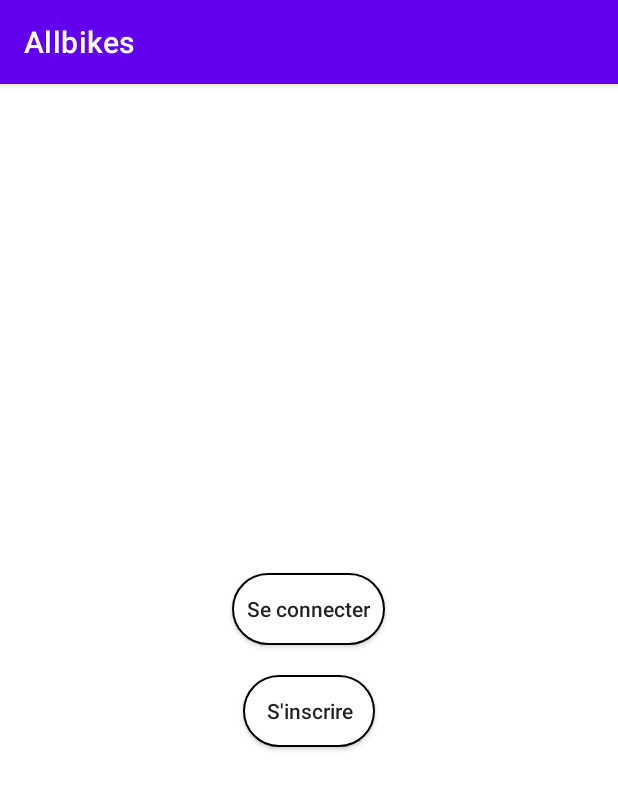
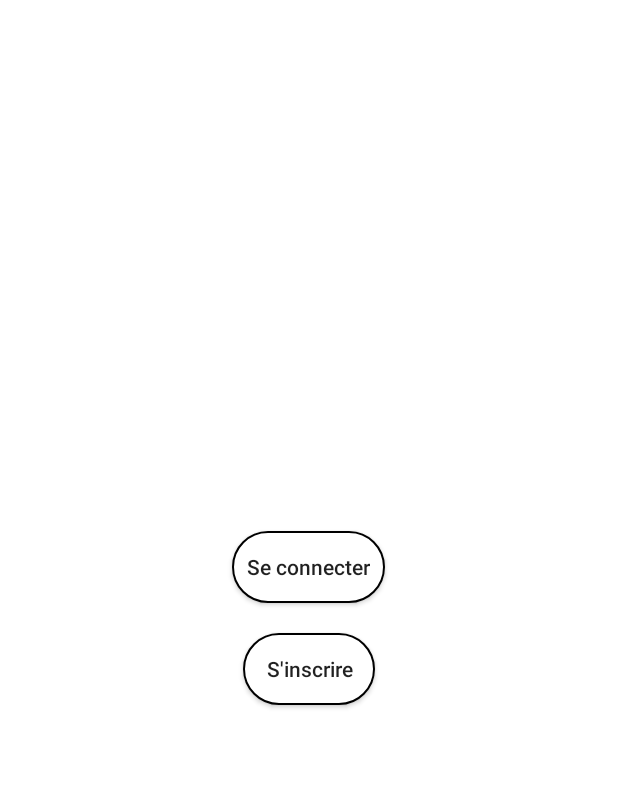
Before and after one commit to CorenthinZ/Allbikes., an Android app: the screen it shows after launch (MainActivity), on a phone screen of 412 x 824 dp. Shown: the top 790 px of the screen. Run offline under Robolectric (Android 15) with nearby library versions, the phone set to English and light mode, and no system bars; our stand-ins replace data binding.

Commit message:
Update themes

```diff
--- a/app/src/main/res/values-night/themes.xml
+++ b/app/src/main/res/values-night/themes.xml
@@ -1,6 +1,6 @@
 <resources xmlns:tools="http://schemas.android.com/tools">
     <!-- Base application theme. -->
-    <style name="Theme.Allbikes" parent="Theme.MaterialComponents.DayNight.DarkActionBar">
+    <style name="Theme.Allbikes" parent="Theme.MaterialComponents.DayNight.NoActionBar">
         <!-- Primary brand color. -->
         <item name="colorPrimary">@color/purple_200</item>
         <item name="colorPrimaryVariant">@color/purple_700</item>
@@ -12,5 +12,6 @@
         <!-- Status bar color. -->
         <item name="android:statusBarColor" tools:targetApi="l">?attr/colorPrimaryVariant</item>
         <!-- Customize your theme here. -->
+        <item name="myLogo">@drawable/logo_blanc</item>
     </style>
 </resources>
--- a/app/src/main/res/values/themes.xml
+++ b/app/src/main/res/values/themes.xml
@@ -1,6 +1,6 @@
 <resources xmlns:tools="http://schemas.android.com/tools">
     <!-- Base application theme. -->
-    <style name="Theme.Allbikes" parent="Theme.MaterialComponents.DayNight.DarkActionBar">
+    <style name="Theme.Allbikes" parent="Theme.MaterialComponents.DayNight.NoActionBar">
         <!-- Primary brand color. -->
         <item name="colorPrimary">@color/purple_500</item>
         <item name="colorPrimaryVariant">@color/purple_700</item>
@@ -12,6 +12,7 @@
         <!-- Status bar color. -->
         <item name="android:statusBarColor" tools:targetApi="l">?attr/colorPrimaryVariant</item>
         <!-- Customize your theme here. -->
+        <item name="myLogo">@drawable/logo_noir</item>
     </style>
 
     <style name="filterElement">
```
